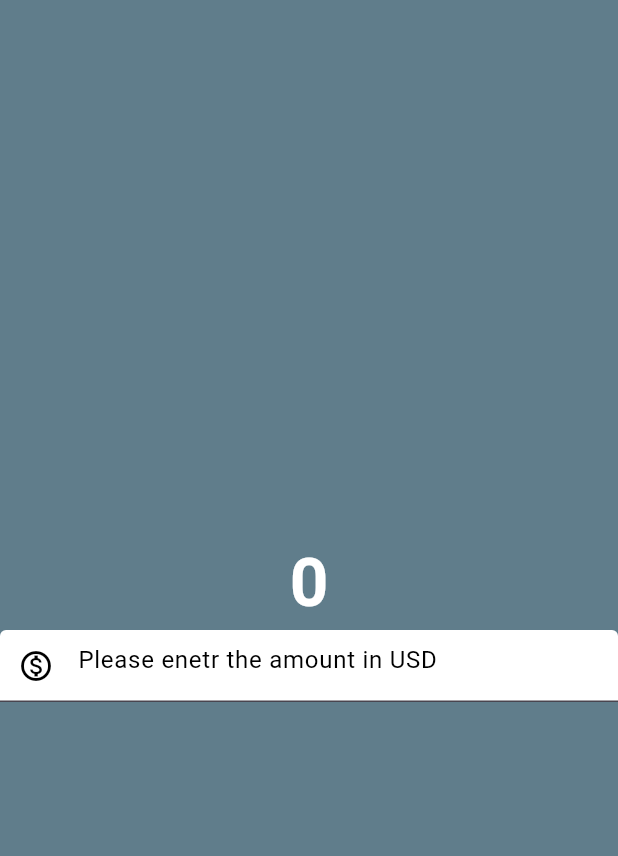
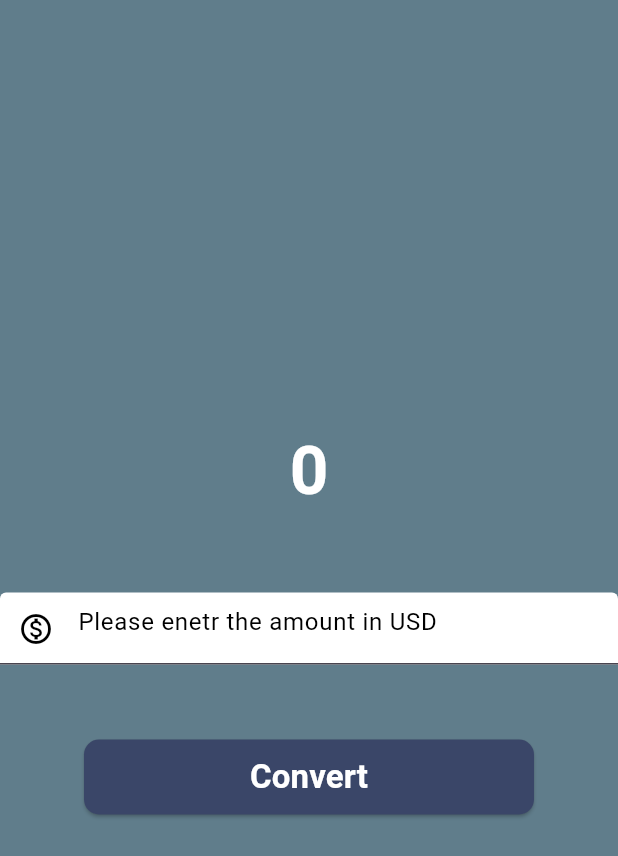
Before and after one commit to maanvi21/Currency-Converter, a Flutter app: the screen it shows after launch, on a phone screen of 412 x 824 dp. Shown: the top 856 px of the screen. Run offline on Flutter 3.47's test engine with Material 3 defaults, Android fonts, the phone set to English and light mode, and no system bars.

Commit message:
Feat: button widget

```diff
--- a/scan_and_pay/lib/currency_converter_material_page.dart
+++ b/scan_and_pay/lib/currency_converter_material_page.dart
@@ -1,4 +1,5 @@
 import 'package:flutter/material.dart';
+import 'package:scan_and_pay/widgets/custom_button.dart';
 
 class CurrencyConverterMaterialPage extends StatelessWidget {
   const CurrencyConverterMaterialPage({super.key});
@@ -17,6 +18,9 @@ class CurrencyConverterMaterialPage extends StatelessWidget {
                 fontWeight: FontWeight.bold,
                 color: Color.fromARGB(255, 255, 255, 255)),
           ),
+          SizedBox(
+            height: 50,
+          ),
           TextField(
             style: TextStyle(color: Colors.black),
             decoration: InputDecoration(
@@ -31,6 +35,10 @@ class CurrencyConverterMaterialPage extends StatelessWidget {
                   borderRadius: BorderRadius.all(Radius.circular(60))),
             ),
           ),
+          SizedBox(
+            height: 50,
+          ),
+          CustomButton(),
         ],
       )),
     );
--- a/scan_and_pay/lib/main.dart
+++ b/scan_and_pay/lib/main.dart
@@ -1,6 +1,6 @@
 import 'package:flutter/material.dart';
-import 'package:flutter/widgets.dart';
-import 'package:scan_and_pay/currency_converter_material_page.dart';
+
+import 'currency_converter_material_page.dart';
 
 void main() {
   runApp(MyApp());
--- /dev/null
+++ b/scan_and_pay/lib/widgets/custom_button.dart
@@ -0,0 +1,48 @@
+import 'package:flutter/material.dart';
+
+class CustomButton extends StatefulWidget {
+  const CustomButton({Key? key}) : super(key: key);
+  @override
+  _CustomButtonState createState() => _CustomButtonState();
+}
+
+class _CustomButtonState extends State<CustomButton> {
+  Color buttonColor = Color.fromARGB(255, 58, 70, 104);
+  Color textColor = const Color.fromARGB(255, 255, 255, 255);
+
+  @override
+  Widget build(BuildContext context) {
+    return Container(
+      child: ElevatedButton(
+        onPressed: () {
+          setState(() {
+            buttonColor = Color.fromARGB(255, 255, 255, 255);
+            textColor = Color.fromARGB(255, 125, 125, 157);
+          });
+
+          Future.delayed(const Duration(milliseconds: 200), () {
+            setState(() {
+              buttonColor = Color.fromARGB(255, 58, 70, 104);
+              textColor = Colors.white;
+            });
+          });
+        },
+        style: ElevatedButton.styleFrom(
+          backgroundColor: buttonColor, // Set the button color dynamically
+          shape: RoundedRectangleBorder(
+            borderRadius: BorderRadius.circular(10),
+          ),
+          fixedSize: Size(300, 50),
+        ),
+        child: Text(
+          "Convert",
+          style: TextStyle(
+            color: textColor,
+            fontWeight: FontWeight.bold,
+            fontSize: 22,
+          ),
+        ),
+      ),
+    );
+  }
+}
```
Also changed, not shown: scan_and_pay/pubspec.yaml (+2 -5 lines), scan_and_pay/scanandpay/analysis_options.yaml (deleted, +0 -28 lines), scan_and_pay/scanandpay/lib/main.dart (deleted, +0 -106 lines), scan_and_pay/scanandpay/pubspec.yaml (deleted, +0 -90 lines), scan_and_pay/scanandpay/scanandpay/analysis_options.yaml (deleted, +0 -28 lines), scan_and_pay/scanandpay/scanandpay/lib/main.dart (deleted, +0 -125 lines), scan_and_pay/scanandpay/scanandpay/pubspec.yaml (deleted, +0 -90 lines), scan_and_pay/scanandpay/pubspec.lock (deleted), scan_and_pay/scanandpay/scanandpay/lib/login/faceid.dart (deleted), scan_and_pay/scanandpay/scanandpay/lib/login/signin.dart (deleted), scan_and_pay/scanandpay/scanandpay/pubspec.lock (deleted), 248 other files.
